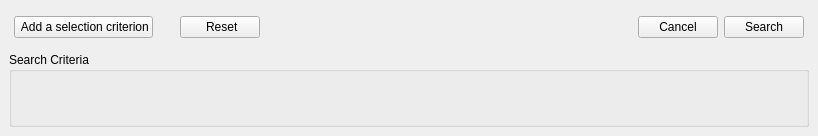
Before: the Qt Designer form rs-Qt-gui/src/gui/advsearch/AdvancedSearchDialog.ui in autoscatto/retroshare, drawn with Qt 5.
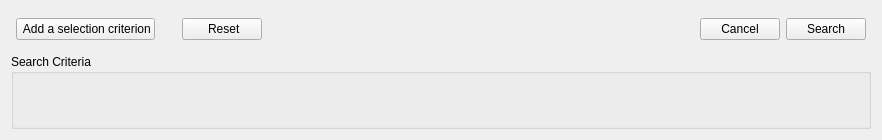
After: the same form once the commit is applied. Icons and pictures are not drawn.

Commit message: Removed illegal top level layout margin handling that had been automatically generated by Qt Designer...

```diff
--- a/rs-Qt-gui/src/gui/advsearch/AdvancedSearchDialog.ui
+++ b/rs-Qt-gui/src/gui/advsearch/AdvancedSearchDialog.ui
@@ -5,8 +5,8 @@
    <rect>
     <x>0</x>
     <y>0</y>
-    <width>818</width>
-    <height>136</height>
+    <width>882</width>
+    <height>140</height>
    </rect>
   </property>
   <property name="sizePolicy" >
@@ -34,21 +34,6 @@
    <iconset resource="../images.qrc" >:/images/advsearch_24x24.png</iconset>
   </property>
   <layout class="QVBoxLayout" >
-   <property name="spacing" >
-    <number>6</number>
-   </property>
-   <property name="leftMargin" >
-    <number>9</number>
-   </property>
-   <property name="topMargin" >
-    <number>9</number>
-   </property>
-   <property name="rightMargin" >
-    <number>9</number>
-   </property>
-   <property name="bottomMargin" >
-    <number>9</number>
-   </property>
    <item>
     <layout class="QHBoxLayout" >
      <property name="spacing" >
```
